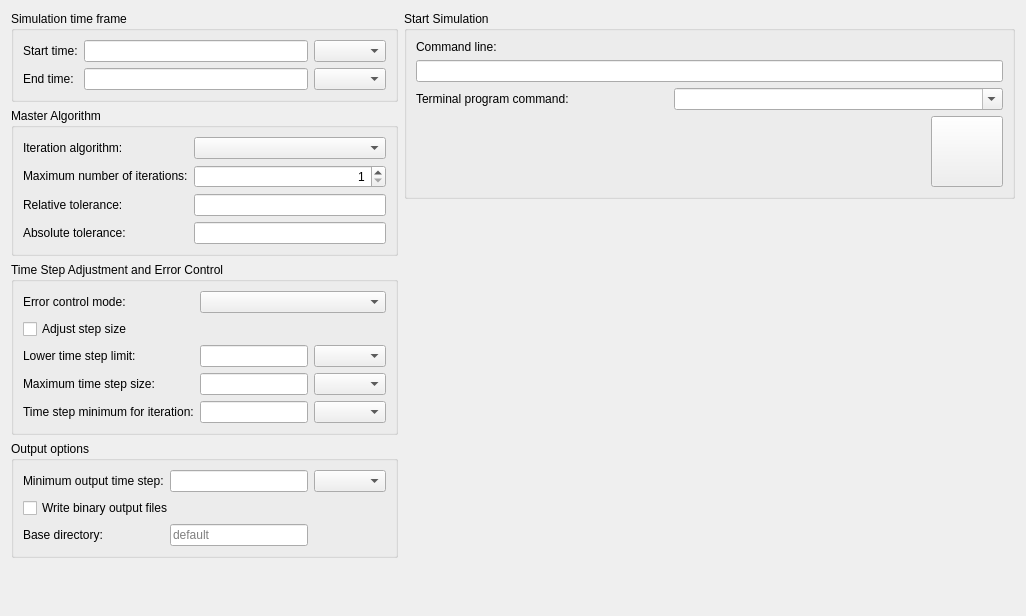
ghorwin/MasterSim, file MasterSimulatorUI/src/MSIMViewSimulation.ui: the form before one commit.
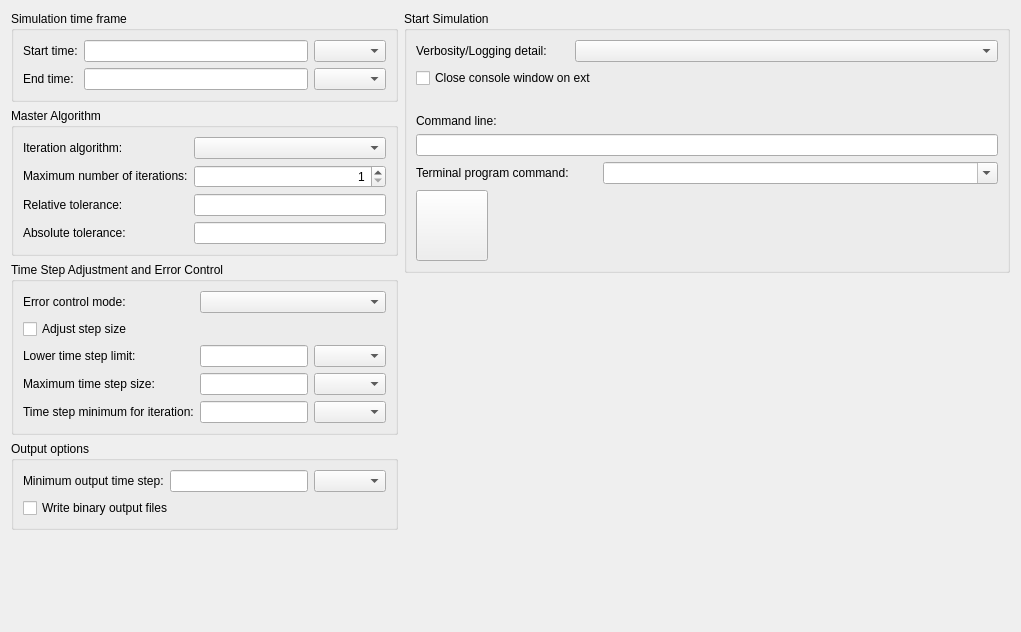
The form after the commit. Icons and pictures are not drawn.

Commit message: Added icons and logos.

Diff of the .ui file:
```diff
--- a/MasterSimulatorUI/src/MSIMViewSimulation.ui
+++ b/MasterSimulatorUI/src/MSIMViewSimulation.ui
@@ -6,8 +6,8 @@
    <rect>
     <x>0</x>
     <y>0</y>
-    <width>1026</width>
-    <height>616</height>
+    <width>1021</width>
+    <height>632</height>
    </rect>
   </property>
   <property name="windowTitle">
@@ -198,33 +198,19 @@
           </property>
          </widget>
         </item>
-        <item row="0" column="1">
-         <widget class="QLineEdit" name="lineEditDtOutput"/>
-        </item>
         <item row="0" column="2">
          <widget class="QComboBox" name="comboBoxDtOutputUnit"/>
         </item>
-        <item row="1" column="0" colspan="2">
+        <item row="0" column="1">
+         <widget class="QLineEdit" name="lineEditDtOutput"/>
+        </item>
+        <item row="1" column="0" colspan="3">
          <widget class="QCheckBox" name="checkBoxBinaryOutputFiles">
           <property name="text">
            <string>Write binary output files</string>
           </property>
          </widget>
         </item>
-        <item row="2" column="0">
-         <widget class="QLabel" name="label_9">
-          <property name="text">
-           <string>Base directory:</string>
-          </property>
-         </widget>
-        </item>
-        <item row="2" column="1">
-         <widget class="QLineEdit" name="lineEditBaseDirectory">
-          <property name="placeholderText">
-           <string>default</string>
-          </property>
-         </widget>
-        </item>
        </layout>
       </widget>
      </item>
@@ -249,57 +235,103 @@
       <string>Start Simulation</string>
      </property>
      <layout class="QGridLayout" name="gridLayout">
-      <item row="0" column="0" colspan="3">
+      <item row="3" column="0" colspan="3">
        <widget class="QLabel" name="label_3">
         <property name="text">
          <string>Command line:</string>
         </property>
        </widget>
       </item>
-      <item row="1" column="0" colspan="3">
+      <item row="4" column="0" colspan="3">
        <widget class="QLineEdit" name="lineEditCommandLine"/>
       </item>
-      <item row="2" column="0">
+      <item row="5" column="0">
        <widget class="QLabel" name="labelTerminalCommand">
         <property name="text">
          <string>Terminal program command:</string>
         </property>
        </widget>
       </item>
-      <item row="2" column="1" colspan="2">
+      <item row="5" column="2">
        <widget class="QComboBox" name="comboBoxTerminalCommand">
+        <property name="sizePolicy">
+         <sizepolicy hsizetype="Expanding" vsizetype="Fixed">
+          <horstretch>0</horstretch>
+          <verstretch>0</verstretch>
+         </sizepolicy>
+        </property>
         <property name="editable">
          <bool>true</bool>
         </property>
        </widget>
       </item>
-      <item row="3" column="0" colspan="2">
-       <spacer name="horizontalSpacer">
+      <item row="6" column="0" colspan="3">
+       <layout class="QHBoxLayout" name="horizontalLayout">
+        <item>
+         <widget class="QToolButton" name="toolButtonStartInTerminal">
+          <property name="toolTip">
+           <string>Starts the simulation.</string>
+          </property>
+          <property name="icon">
+           <iconset resource="../resources/MasterSimulator.qrc">
+            <normaloff>:/gfx/actions/64x64/simStart.png</normaloff>:/gfx/actions/64x64/simStart.png</iconset>
+          </property>
+          <property name="iconSize">
+           <size>
+            <width>64</width>
+            <height>64</height>
+           </size>
+          </property>
+         </widget>
+        </item>
+        <item>
+         <spacer name="horizontalSpacer">
+          <property name="orientation">
+           <enum>Qt::Horizontal</enum>
+          </property>
+          <property name="sizeHint" stdset="0">
+           <size>
+            <width>472</width>
+            <height>20</height>
+           </size>
+          </property>
+         </spacer>
+        </item>
+       </layout>
+      </item>
+      <item row="2" column="0">
+       <spacer name="verticalSpacer_3">
         <property name="orientation">
-         <enum>Qt::Horizontal</enum>
+         <enum>Qt::Vertical</enum>
+        </property>
+        <property name="sizeType">
+         <enum>QSizePolicy::Fixed</enum>
         </property>
         <property name="sizeHint" stdset="0">
          <size>
-          <width>472</width>
+          <width>20</width>
           <height>20</height>
          </size>
         </property>
        </spacer>
       </item>
-      <item row="3" column="2">
-       <widget class="QToolButton" name="toolButtonStartInTerminal">
-        <property name="icon">
-         <iconset resource="../resources/MasterSimulator.qrc">
-          <normaloff>:/gfx/actions/64x64/simStart.png</normaloff>:/gfx/actions/64x64/simStart.png</iconset>
+      <item row="1" column="0" colspan="2">
+       <widget class="QCheckBox" name="checkBoxCloseOnExit">
+        <property name="text">
+         <string>Close console window on ext</string>
         </property>
-        <property name="iconSize">
-         <size>
-          <width>64</width>
-          <height>64</height>
-         </size>
+       </widget>
+      </item>
+      <item row="0" column="0">
+       <widget class="QLabel" name="label_9">
+        <property name="text">
+         <string>Verbosity/Logging detail:</string>
         </property>
        </widget>
       </item>
+      <item row="0" column="1" colspan="2">
+       <widget class="QComboBox" name="comboBoxVerbosityLevel"/>
+      </item>
      </layout>
     </widget>
    </item>
```
The commit also changes 11 other files.
